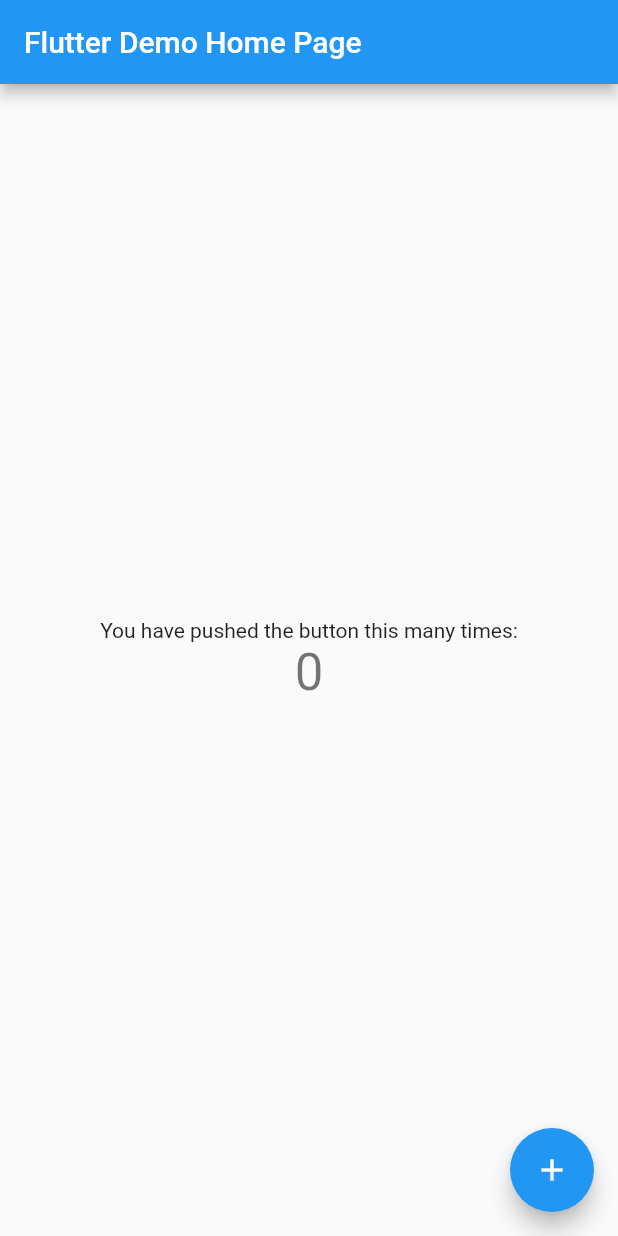
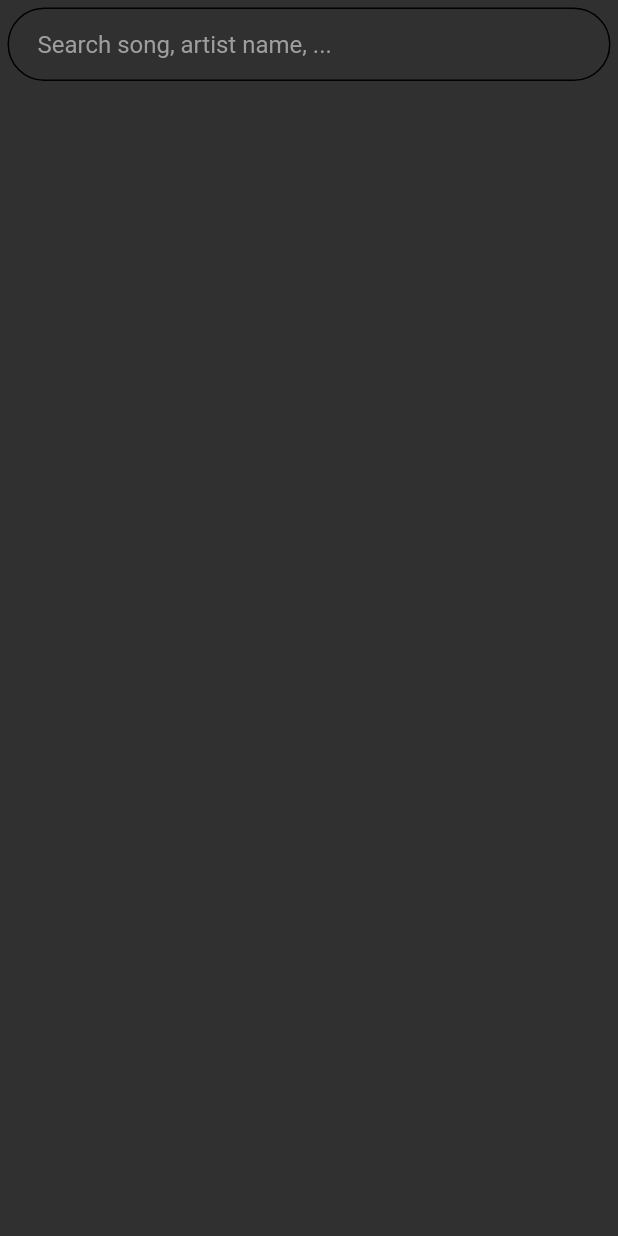
Before and after one commit to munyaaa/music-player-app, a Flutter app: the screen it shows after launch, on a phone screen of 412 x 824 dp. Run offline on Flutter 3.47's test engine with Material 2 defaults, Android fonts, the phone set to English and light mode, and no system bars; our stand-ins replace audioplayers, bloc, equatable, flutter_bloc, get_it.

Commit message:
feat: add media control [play, pause, resume], searching, and ui

```diff
--- a/lib/blocs/musics_bloc/musics_bloc.dart
+++ b/lib/blocs/musics_bloc/musics_bloc.dart
@@ -21,6 +21,7 @@ class MusicsBloc extends Bloc<MusicsEvent, MusicsState> {
   ) async* {
     if (event is SearchMusic) {
       try {
+        print(event.query);
         final response = await musicRepository.searchMusic(event.query);
         yield Loaded(musics: response);
       } on CallException catch (e) {
--- a/lib/main.dart
+++ b/lib/main.dart
@@ -1,4 +1,5 @@
 import 'package:flutter/material.dart';
+import 'package:music_player_app/presentation/pages/musics_search_page.dart';
 import 'package:music_player_app/service_locator.dart';
 
 void main() {
@@ -8,109 +9,15 @@ void main() {
 }
 
 class MyApp extends StatelessWidget {
-  // This widget is the root of your application.
   @override
   Widget build(BuildContext context) {
     return MaterialApp(
-      title: 'Flutter Demo',
+      title: 'Music App',
       theme: ThemeData(
-        // This is the theme of your application.
-        //
-        // Try running your application with "flutter run". You'll see the
-        // application has a blue toolbar. Then, without quitting the app, try
-        // changing the primarySwatch below to Colors.green and then invoke
-        // "hot reload" (press "r" in the console where you ran "flutter run",
-        // or simply save your changes to "hot reload" in a Flutter IDE).
-        // Notice that the counter didn't reset back to zero; the application
-        // is not restarted.
-        primarySwatch: Colors.blue,
+        brightness: Brightness.dark,
+        primarySwatch: Colors.purple,
       ),
-      home: MyHomePage(title: 'Flutter Demo Home Page'),
+      home: MusicsSearchPage(),
     );
   }
 }
-
-class MyHomePage extends StatefulWidget {
-  MyHomePage({Key key, this.title}) : super(key: key);
-
-  // This widget is the home page of your application. It is stateful, meaning
-  // that it has a State object (defined below) that contains fields that affect
-  // how it looks.
-
-  // This class is the configuration for the state. It holds the values (in this
-  // case the title) provided by the parent (in this case the App widget) and
-  // used by the build method of the State. Fields in a Widget subclass are
-  // always marked "final".
-
-  final String title;
-
-  @override
-  _MyHomePageState createState() => _MyHomePageState();
-}
-
-class _MyHomePageState extends State<MyHomePage> {
-  int _counter = 0;
-
-  void _incrementCounter() {
-    setState(() {
-      // This call to setState tells the Flutter framework that something has
-      // changed in this State, which causes it to rerun the build method below
-      // so that the display can reflect the updated values. If we changed
-      // _counter without calling setState(), then the build method would not be
-      // called again, and so nothing would appear to happen.
-      _counter++;
-    });
-  }
-
-  @override
-  Widget build(BuildContext context) {
-    // This method is rerun every time setState is called, for instance as done
-    // by the _incrementCounter method above.
-    //
-    // The Flutter framework has been optimized to make rerunning build methods
-    // fast, so that you can just rebuild anything that needs updating rather
-    // than having to individually change instances of widgets.
-    return Scaffold(
-      appBar: AppBar(
-        // Here we take the value from the MyHomePage object that was created by
-        // the App.build method, and use it to set our appbar title.
-        title: Text(widget.title),
-      ),
-      body: Center(
-        // Center is a layout widget. It takes a single child and positions it
-        // in the middle of the parent.
-        child: Column(
-          // Column is also a layout widget. It takes a list of children and
-          // arranges them vertically. By default, it sizes itself to fit its
-          // children horizontally, and tries to be as tall as its parent.
-          //
-          // Invoke "debug painting" (press "p" in the console, choose the
-          // "Toggle Debug Paint" action from the Flutter Inspector in Android
-          // Studio, or the "Toggle Debug Paint" command in Visual Studio Code)
-          // to see the wireframe for each widget.
-          //
-          // Column has various properties to control how it sizes itself and
-          // how it positions its children. Here we use mainAxisAlignment to
-          // center the children vertically; the main axis here is the vertical
-          // axis because Columns are vertical (the cross axis would be
-          // horizontal).
-          mainAxisAlignment: MainAxisAlignment.center,
-          children: <Widget>[
-            Text(
-              'You have pushed the button this many times:',
-            ),
-            Text(
-              '$_counter',
-              style: Theme.of(context).textTheme.headline4,
-            ),
-          ],
-        ),
-      ),
-      floatingActionButton: FloatingActionButton(
-        onPressed: _incrementCounter,
-        tooltip: 'Increment',
-        child: Icon(Icons.add),
-      ), // This trailing comma makes auto-formatting nicer for build methods.
-    );
-  }
-}
--- /dev/null
+++ b/lib/presentation/pages/musics_search_page.dart
@@ -0,0 +1,143 @@
+import 'package:flutter/material.dart';
+import 'package:flutter_bloc/flutter_bloc.dart';
+import 'package:music_player_app/blocs/musics_bloc/musics_bloc.dart';
+import 'package:music_player_app/helpers/media_control.dart';
+import 'package:music_player_app/presentation/widgets/music_card.dart';
+import 'package:music_player_app/presentation/widgets/music_control_card.dart';
+import 'package:music_player_app/service_locator.dart';
+
+enum PlayingStatus {
+  PLAY,
+  RESUME,
+  PAUSE,
+  STOP,
+}
+
+class MusicsSearchPage extends StatefulWidget {
+  @override
+  _MusicsSearchPageState createState() => _MusicsSearchPageState();
+}
+
+class _MusicsSearchPageState extends State<MusicsSearchPage> {
+  TextEditingController _searchQuery;
+
+  PlayingStatus _playingStatus;
+  String _musicPreviewUrl;
+  int _playingTrackId;
+
+  @override
+  void initState() {
+    super.initState();
+    _playingStatus = PlayingStatus.STOP;
+    _searchQuery = TextEditingController();
+  }
+
+  void _handleChanged(String query, MusicsBloc musicsBloc) {
+    musicsBloc.add(SearchMusic(query));
+  }
+
+  void _updateTrackId(int id) {
+    setState(() {
+      _playingTrackId = id;
+    });
+  }
+
+  void _controlMedia({PlayingStatus updatedPlayingStatus, String musicUrl}) {
+    if (updatedPlayingStatus == PlayingStatus.PLAY) {
+      MediaControl.playAudio(musicUrl);
+    } else if (updatedPlayingStatus == PlayingStatus.PAUSE) {
+      MediaControl.pauseAudio();
+    } else if (updatedPlayingStatus == PlayingStatus.RESUME) {
+      MediaControl.resumeAudio();
+    } else {
+      MediaControl.stopAudio();
+    }
+
+    setState(() {
+      _playingStatus = updatedPlayingStatus;
+      _musicPreviewUrl = musicUrl ?? _musicPreviewUrl;
+    });
+  }
+
+  @override
+  Widget build(BuildContext context) {
+    return SafeArea(
+      child: Scaffold(
+        bottomNavigationBar: _playingStatus == PlayingStatus.STOP
+            ? Wrap()
+            : MusicControlCard(
+                playingStatus: _playingStatus,
+                controlMedia: _controlMedia,
+              ),
+        body: BlocProvider<MusicsBloc>(
+          create: (_) => locator<MusicsBloc>(),
+          child: BlocBuilder<MusicsBloc, MusicsState>(
+            builder: (BuildContext context, MusicsState state) {
+              if (state is Loaded) {
+                return Column(
+                  children: [
+                    buildSearchField(context.read<MusicsBloc>()),
+                    Expanded(
+                      child: BlocBuilder<MusicsBloc, MusicsState>(
+                        builder: (BuildContext context, MusicsState state) {
+                          if (state is Loaded) {
+                            return ListView.builder(
+                              itemCount: state.musics.resultCount,
+                              itemBuilder: (BuildContext context, int index) {
+                                return MusicCard(
+                                  music: state.musics.results[index],
+                                  controlMedia: _controlMedia,
+                                  updateTrackId: _updateTrackId,
+                                  playingTrackId: _playingTrackId,
+                                );
+                              },
+                            );
+                          } else if (state is Error) {
+                            return Text(state.errorMessage);
+                          }
+                          return Container();
+                        },
+                      ),
+                    ),
+                  ],
+                );
+              } else {
+                return buildSearchField(context.read<MusicsBloc>());
+              }
+            },
+          ),
+        ),
+      ),
+    );
+  }
+
+  Widget buildSearchField(MusicsBloc musicsBloc) {
+    return Container(
+      padding: EdgeInsets.all(5.0),
+      child: TextField(
+        controller: _searchQuery,
+        decoration: InputDecoration(
+          isDense: true,
+          border: OutlineInputBorder(),
+          hintText: 'Search song, artist name, ...',
+          hintStyle: TextStyle(color: Colors.grey),
+          floatingLabelBehavior: FloatingLabelBehavior.never,
+          focusedBorder: OutlineInputBorder(
+            borderRadius: BorderRadius.circular(30.0),
+            borderSide: BorderSide(
+              color: Colors.purple,
+            ),
+          ),
+          enabledBorder: OutlineInputBorder(
+            borderRadius: BorderRadius.circular(30.0),
+          ),
+          contentPadding: EdgeInsets.symmetric(
+            vertical: 15.0,
+            horizontal: 20.0,
+          ),
+        ),
+        onChanged: (value) => _handleChanged(value, musicsBloc),
+      ),
+    );
+  }
+}
--- a/lib/repositories/music_repository.dart
+++ b/lib/repositories/music_repository.dart
@@ -17,10 +17,11 @@ class MusicRepositoryImpl implements MusicRepository {
   @override
   Future<Musics> searchMusic(String query) async {
     try {
-      final response = await client.post(Uri.https('itunes.apple.com', '/search'), body: {'term': '$query'});
+      final response = await client.post(Uri.https('itunes.apple.com', '/search'), body: {'term': '$query', 'limit': '25'});
       return Musics.fromJson(jsonDecode(response.body));
     } catch (e) {
-      throw CallException(message: 'Search music error');
+      print(e);
+      throw CallException(message: 'Something is going wrong');
     }
   }
 }
--- a/pubspec.yaml
+++ b/pubspec.yaml
@@ -27,6 +27,7 @@ dependencies:
 
   # The following adds the Cupertino Icons font to your application.
   # Use with the CupertinoIcons class for iOS style icons.
+  audioplayers: ^0.18.3
   cupertino_icons: ^1.0.2
   equatable: ^2.0.0
   flutter_bloc: ^7.0.0
```
Also changed, not shown: lib/helpers/media_control.dart (added, +27 -0 lines), lib/presentation/widgets/music_card.dart (added, +77 -0 lines), lib/presentation/widgets/music_control_card.dart (added, +104 -0 lines), pubspec.lock, 4 other files.
